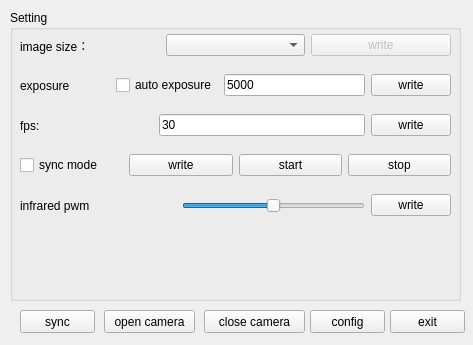
Before: the Qt Designer form src/formCameraConfig/formcamconfig.ui in guanglun/GLMocap, drawn with Qt 5.
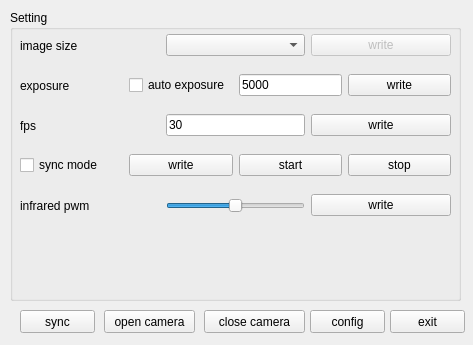
After: the same form once the commit is applied.

Patch:
```diff
--- a/src/formCameraConfig/formcamconfig.ui
+++ b/src/formCameraConfig/formcamconfig.ui
@@ -34,11 +34,11 @@
       <height>31</height>
      </rect>
     </property>
-    <layout class="QHBoxLayout" name="horizontalLayout">
+    <layout class="QHBoxLayout" name="horizontalLayout" stretch="1,1,1">
      <item>
       <widget class="QLabel" name="label">
        <property name="text">
-        <string>image size：</string>
+        <string>image size</string>
        </property>
       </widget>
      </item>
@@ -69,11 +69,11 @@
       <height>31</height>
      </rect>
     </property>
-    <layout class="QHBoxLayout" name="horizontalLayout_2">
+    <layout class="QHBoxLayout" name="horizontalLayout_2" stretch="1,1,1,1">
      <item>
       <widget class="QLabel" name="label_2">
        <property name="text">
-        <string>exposure            </string>
+        <string>exposure</string>
        </property>
       </widget>
      </item>
@@ -109,11 +109,11 @@
       <height>31</height>
      </rect>
     </property>
-    <layout class="QHBoxLayout" name="horizontalLayout_3">
+    <layout class="QHBoxLayout" name="horizontalLayout_3" stretch="1,1,1">
      <item>
       <widget class="QLabel" name="label_3">
        <property name="text">
-        <string>fps:                                  </string>
+        <string>fps</string>
        </property>
       </widget>
      </item>
@@ -182,11 +182,11 @@
       <height>31</height>
      </rect>
     </property>
-    <layout class="QHBoxLayout" name="horizontalLayout_5">
+    <layout class="QHBoxLayout" name="horizontalLayout_5" stretch="1,1,1">
      <item>
       <widget class="QLabel" name="label_4">
        <property name="text">
-        <string>infrared pwm                          </string>
+        <string>infrared pwm</string>
        </property>
       </widget>
      </item>
```
Left out of the diff: 4 changed lines with no effect on the pictures.
